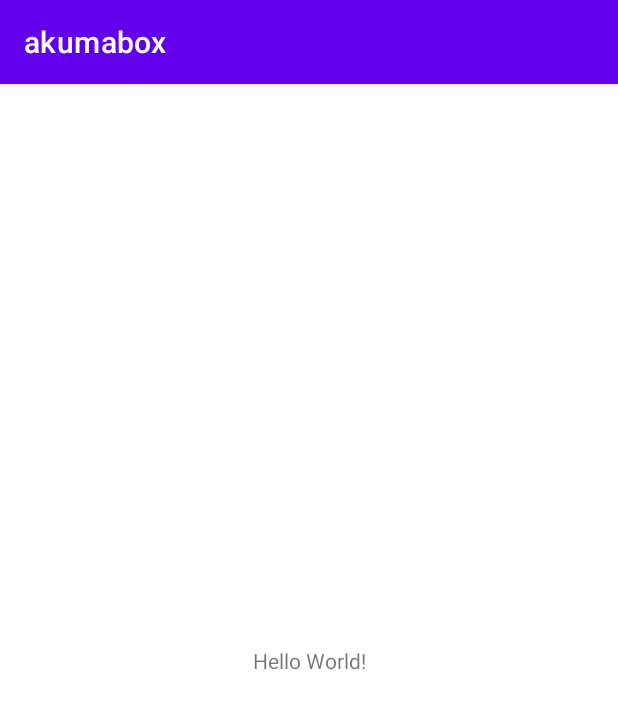
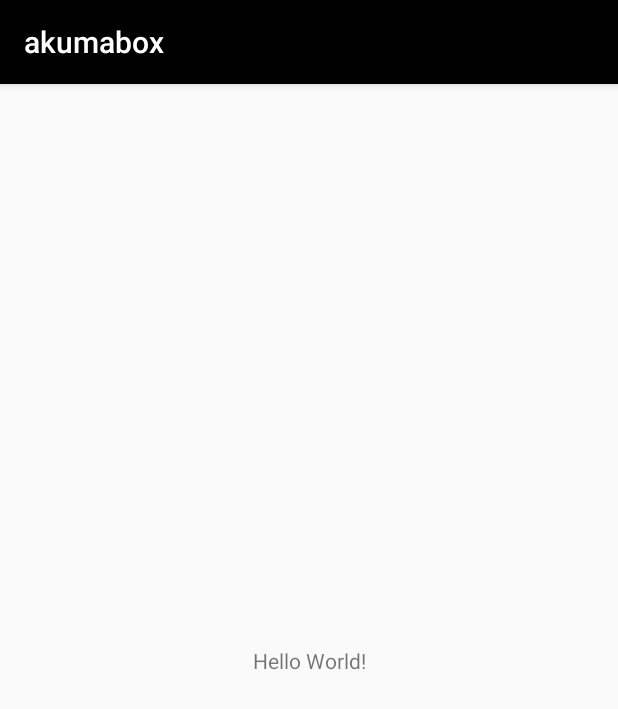
Before and after one commit to Jonadeleon/akumabox, an Android app: the screen it shows after launch (MainActivity), on a phone screen of 412 x 824 dp. Shown: the top 709 px of the screen. Run offline under Robolectric (Android 15) with nearby library versions, the phone set to English and light mode, and no system bars.

Commit message:
Cambio de icono y de pantalla de carga inicial. Cambio fondos de la app

```diff
--- a/app/src/main/java/com/bulur/akumabox/MainActivity.kt
+++ b/app/src/main/java/com/bulur/akumabox/MainActivity.kt
@@ -5,6 +5,9 @@ import android.os.Bundle
 
 class MainActivity : AppCompatActivity() {
     override fun onCreate(savedInstanceState: Bundle?) {
+        Thread.sleep(2000)
+        setTheme(R.style.AppTheme)
+
         super.onCreate(savedInstanceState)
         setContentView(R.layout.activity_main)
     }
--- /dev/null
+++ b/app/src/main/res/values/styles.xml
@@ -0,0 +1,12 @@
+<?xml version="1.0" encoding="utf-8"?>
+<resources>
+    <style name="AppTheme" parent="Theme.AppCompat.Light.DarkActionBar">
+        <item name="colorPrimary">@color/black</item>
+        <item name="colorPrimaryDark">@color/white</item>
+        <item name="colorAccent">@color/purple_200</item>
+    </style>
+
+    <style name="SplashTheme" parent="AppTheme">
+        <item name="android:windowBackground">@mipmap/fondo</item>
+    </style>
+</resources>
```
Also changed, not shown: app/src/main/AndroidManifest.xml (+4 -3 lines), app/src/main/res/drawable/splashscreen.xml (added, +7 -0 lines).
